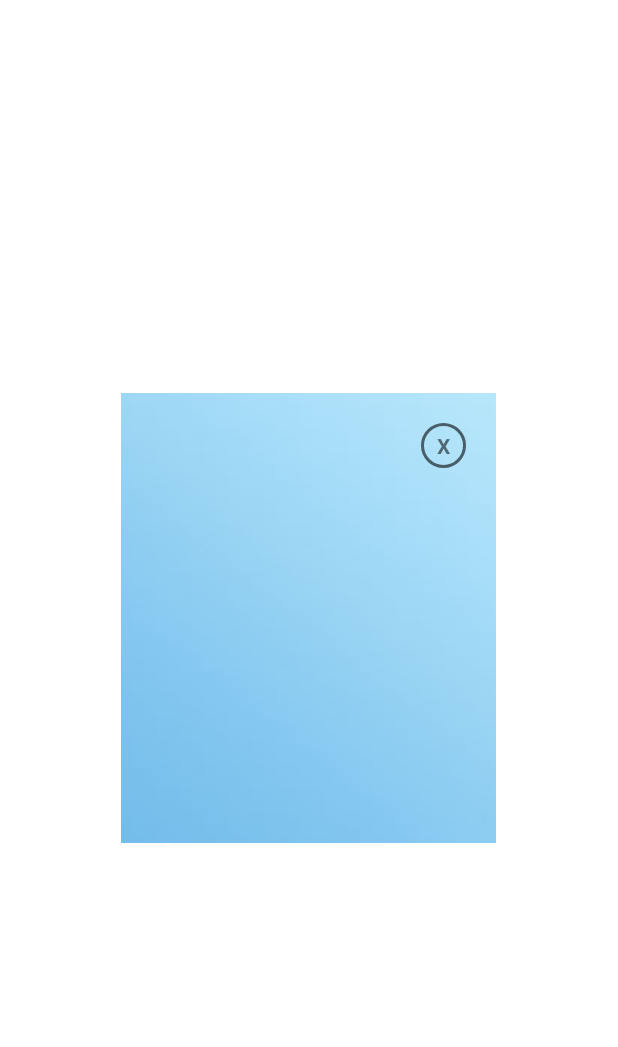
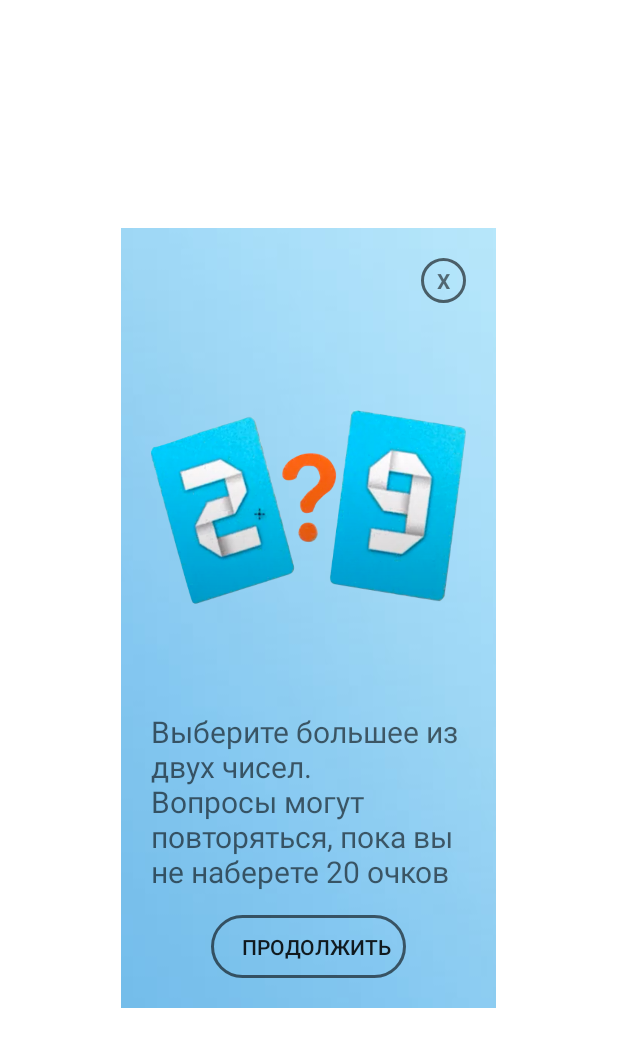
Before and after one commit to vallok/appViktorina_example, an Android app: the layout preview_dialog.xml on its own in the app's theme, with its tools: preview values and no code run, on a phone screen of 412 x 824 dp. Shown: the top 1047 px of the screen. Run offline under Robolectric (Android 15) with nearby library versions, the phone set to English and light mode, and no system bars.

Commit message:
Level1.Dialog markup is finished

```diff
--- a/app/src/main/res/layout/preview_dialog.xml
+++ b/app/src/main/res/layout/preview_dialog.xml
@@ -14,6 +14,7 @@
         android:layout_width="match_parent"
         android:layout_height="wrap_content"
         android:padding="20dp"
+        android:gravity="center"
         android:orientation="vertical">
 
         <TextView
@@ -25,5 +26,33 @@
             android:layout_gravity="end"
             android:gravity="center"
             android:background="@drawable/button_black95_press_white"/>
+        <ImageView
+            android:id="@+id/preview_img"
+            android:layout_width="match_parent"
+            android:layout_height="0dp"
+            android:layout_weight="60"
+            android:src="@drawable/preview_img_one"
+            android:layout_marginTop="10dp"/>
+        <TextView
+            android:id="@+id/text_description"
+            android:layout_width="match_parent"
+            android:layout_height="0dp"
+            android:layout_weight="30"
+            android:layout_marginTop="10dp"
+            android:text="@string/level_one"
+            android:textColor="@color/black95"
+            android:textSize="20sp"/>
+
+        <androidx.appcompat.widget.AppCompatButton
+            android:layout_width="wrap_content"
+            android:id="@+id/btn_continue"
+            android:layout_height="0dp"
+            android:minHeight="48dp"
+            android:layout_weight="10"
+            android:layout_marginTop="10dp"
+            android:background="@drawable/button_black95_press_white"
+            android:text="@string/text_continue"
+            android:paddingStart="20dp"
+            android:paddingEnd="10dp"/>
     </LinearLayout>
 </LinearLayout>
--- /dev/null
+++ b/app/src/main/res/values/description_levels.xml
@@ -0,0 +1,4 @@
+<?xml version="1.0" encoding="utf-8"?>
+<resources>
+    <string name="level_one">Выберите большее из двух чисел. \nВопросы могут повторяться, пока вы не наберете 20 очков</string>
+</resources>
--- a/app/src/main/res/values/strings.xml
+++ b/app/src/main/res/values/strings.xml
@@ -4,4 +4,5 @@
     <string name="start">Начать</string>
     <string name="back">Назад</string>
     <string name="level">Уровень:</string>
+    <string name="text_continue">Продолжить</string>
 </resources>
```
Also changed, not shown: app/src/main/res/drawable-v24/preview_img_one.png (renamed from app/src/main/res/drawable-v24/preview_img_gone.png).
